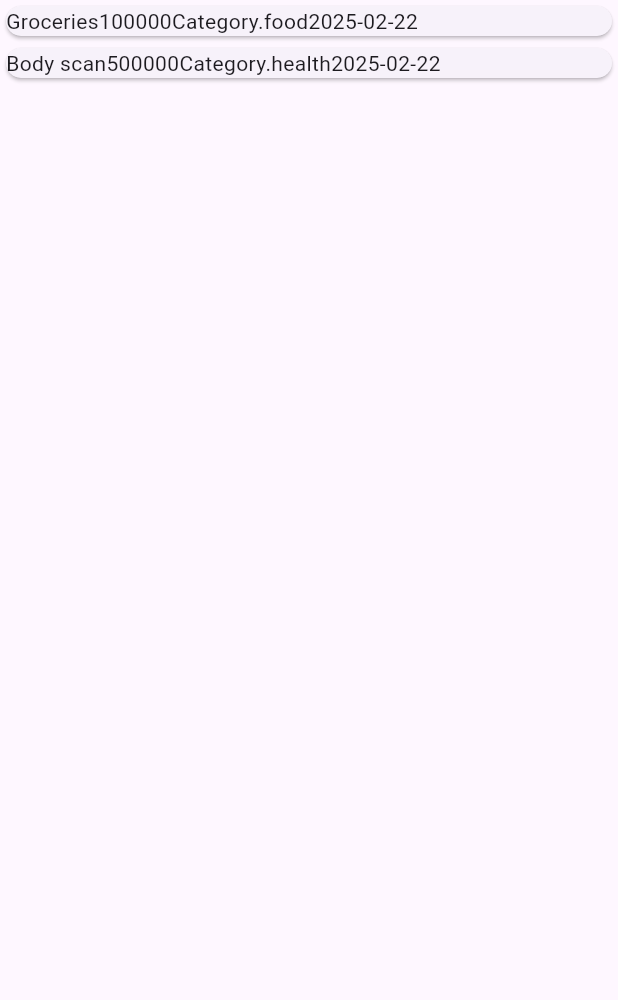
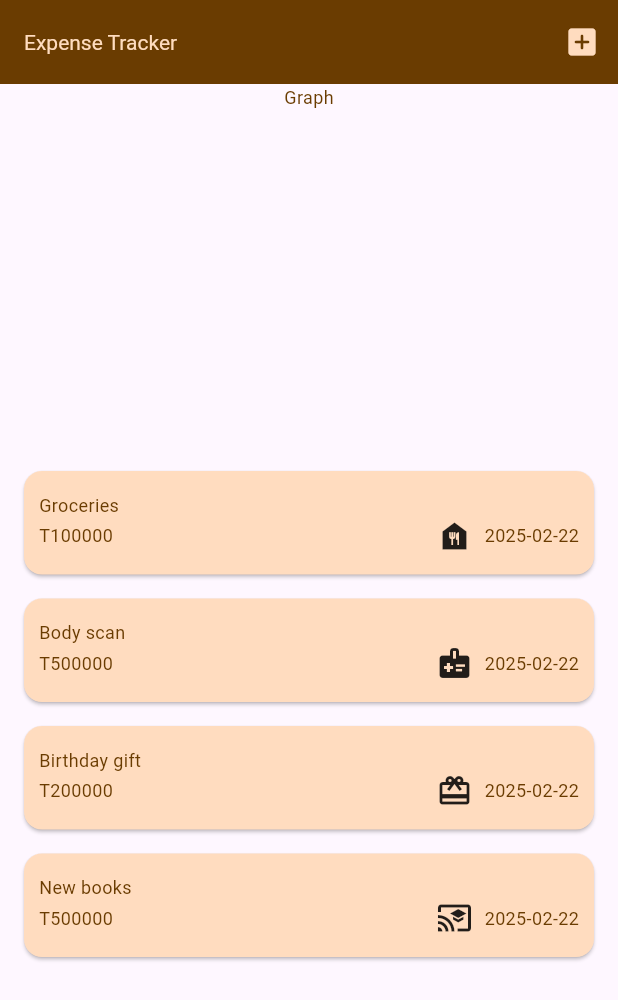
Before and after one commit to Tuvshinbayar-hub/expense-tracker, a Flutter app: the screen it shows after launch, on a phone screen of 412 x 824 dp. Shown: the top 1000 px of the screen. Run offline on Flutter 3.47's test engine with Material 3 defaults, Android fonts, the phone set to English and light mode, and no system bars.

Commit message:
temp aupdate

```diff
--- a/lib/models/expense.dart
+++ b/lib/models/expense.dart
@@ -1,8 +1,27 @@
+import 'package:flutter/material.dart';
 import 'package:uuid/uuid.dart';
 
 const uuid = Uuid();
 
-enum Category { food, rent, education, leisure, investment, health }
+enum ExpenseCategory {
+  food,
+  rent,
+  education,
+  leisure,
+  investment,
+  health,
+  gift
+}
+
+const icons = {
+  ExpenseCategory.education: Icons.cast_for_education,
+  ExpenseCategory.food: Icons.food_bank,
+  ExpenseCategory.gift: Icons.card_giftcard,
+  ExpenseCategory.health: Icons.medical_information,
+  ExpenseCategory.investment: Icons.money,
+  ExpenseCategory.leisure: Icons.movie,
+  ExpenseCategory.rent: Icons.house
+};
 
 class Expense {
   Expense(this.title, this.amount, this.date, this.category) : id = uuid.v4();
@@ -10,5 +29,8 @@ class Expense {
   final String title;
   final int amount;
   final DateTime date;
-  final Category category;
+  final ExpenseCategory category;
+  Icon get icon {
+    return Icon(icons[category]);
+  }
 }
--- a/lib/widgets/expenses.dart
+++ b/lib/widgets/expenses.dart
@@ -1,5 +1,7 @@
 import 'package:expense_tracker/models/expense.dart';
+import 'package:expense_tracker/widgets/expenses_list/expense_creator.dart';
 import 'package:expense_tracker/widgets/expenses_list/expense_list.dart';
+import 'package:expense_tracker/widgets/graph.dart';
 import 'package:flutter/material.dart';
 
 class Expenses extends StatefulWidget {
@@ -12,16 +14,67 @@ class Expenses extends StatefulWidget {
 }
 
 class _ExpensesState extends State<Expenses> {
-  final List<Expense> dummyExpenses = [
-    Expense("Groceries", 100000, DateTime.now(), Category.food),
-    Expense("Body scan", 500000, DateTime.now(), Category.health)
+  final List<Expense> expensesData = [
+    Expense("Groceries", 100000, DateTime.now(), ExpenseCategory.food),
+    Expense("Body scan", 500000, DateTime.now(), ExpenseCategory.health),
+    Expense("Birthday gift", 200000, DateTime.now(), ExpenseCategory.gift),
+    Expense("New books", 500000, DateTime.now(), ExpenseCategory.education),
   ];
+
+  SnackBar showSnackBar() {
+    final snackBar = SnackBar(
+      content: Text('test'),
+      action: SnackBarAction(label: 'Undo', onPressed: () {}),
+    );
+
+    return snackBar;
+  }
+
+  void addNewExpenseItem() {
+    showModalBottomSheet(
+        context: context,
+        isScrollControlled: true,
+        builder: (ctx) => ExpenseCreator(onSave: _addNewExpenseData));
+  }
+
+  void _addNewExpenseData(Expense newExpense) {
+    setState(() {
+      expensesData.add(newExpense);
+    });
+  }
+
+  void _onDelete(Expense expense) {
+    _deleteExpenseData(expense);
+  }
+
+  void _showSnackBar() {}
+
+  void _deleteExpenseData(Expense expense) {
+    setState(() {
+      expensesData.remove(expense);
+    });
+  }
 
   @override
   Widget build(BuildContext context) {
     return Scaffold(
+      appBar: AppBar(
+        title: Text("Expense Tracker"),
+        actions: [
+          IconButton(
+              onPressed: addNewExpenseItem, icon: Icon(Icons.add_box_rounded))
+        ],
+      ),
       body: Column(
-        children: [Expanded(child: ExpenseList(expenses: dummyExpenses))],
+        children: [
+          Graph(),
+          Expanded(
+            child: ExpenseList(
+              expenses: expensesData,
+              onDelete: _onDelete,
+            ),
+          )
+        ],
       ),
     );
   }
--- a/lib/widgets/expenses_list/expense_item.dart
+++ b/lib/widgets/expenses_list/expense_item.dart
@@ -8,14 +8,28 @@ class ExpenseItem extends StatelessWidget {
   @override
   Widget build(BuildContext context) {
     return Card(
-      child: Row(
-        children: [
-          Text(expense.title),
-          Text(expense.amount.toString()),
-          Text(expense.category.toString()),
-          Text(expense.date.toString().split(' ')[0])
-        ],
-      ),
+      child: Padding(
+          padding: EdgeInsets.symmetric(horizontal: 10, vertical: 14),
+          child: Column(
+            children: [
+              Row(
+                children: [
+                  Text(expense.title),
+                ],
+              ),
+              Row(
+                children: [
+                  Text('T${expense.amount.toString()}'),
+                  Spacer(),
+                  expense.icon,
+                  SizedBox(
+                    width: 8,
+                  ),
+                  Text(expense.date.toString().split(' ')[0])
+                ],
+              )
+            ],
+          )),
     );
   }
 }
--- a/lib/widgets/expenses_list/expense_list.dart
+++ b/lib/widgets/expenses_list/expense_list.dart
@@ -3,14 +3,31 @@ import 'package:expense_tracker/widgets/expenses_list/expense_item.dart';
 import 'package:flutter/material.dart';
 
 class ExpenseList extends StatelessWidget {
-  const ExpenseList({super.key, required this.expenses});
+  const ExpenseList(
+      {super.key, required this.expenses, required this.onDelete});
   final List<Expense> expenses;
+
+  final Function onDelete;
 
   @override
   Widget build(BuildContext context) {
     return ListView.builder(
       itemCount: expenses.length,
-      itemBuilder: (context, index) => ExpenseItem(expense: expenses[index]),
+      itemBuilder: (context, index) => Dismissible(
+          background: Container(
+            color: Theme.of(context).colorScheme.error.withAlpha(100),
+            margin: EdgeInsets.symmetric(
+                vertical: Theme.of(context).cardTheme.margin!.vertical / 2),
+            child: Icon(
+              Icons.delete_forever,
+              size: 50,
+            ),
+          ),
+          onDismissed: (direction) {
+            onDelete(expenses[index]);
+          },
+          key: ValueKey(expenses[index]),
+          child: ExpenseItem(expense: expenses[index])),
     );
   }
 }
--- /dev/null
+++ b/lib/widgets/graph.dart
@@ -0,0 +1,20 @@
+import 'package:flutter/material.dart';
+
+class Graph extends StatefulWidget {
+  const Graph({super.key});
+
+  @override
+  State<Graph> createState() {
+    return _Graph();
+  }
+}
+
+class _Graph extends State<Graph> {
+  @override
+  Widget build(BuildContext context) {
+    return SizedBox(
+      height: 250,
+      child: Text('Graph'),
+    );
+  }
+}
```
Also changed, not shown: lib/main.dart (+44 -1 lines), lib/widgets/expenses_list/expense_creator.dart (added, +176 -0 lines).
